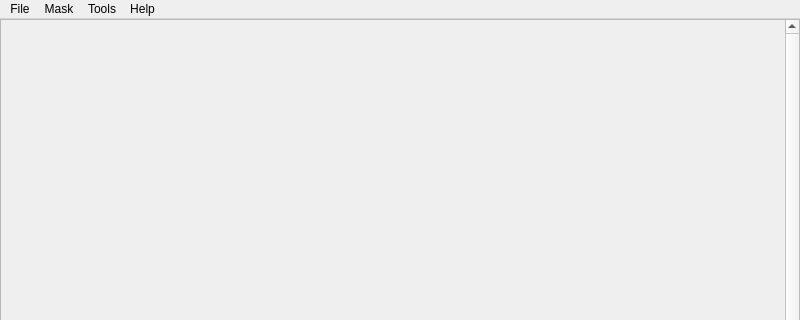
The window that src/main/python/Views/main.ui (MJOLNIRPackage/MJOLNIR-GUI) describes before a commit, drawn with Qt 5; both pictures show x 0 to 800 and y 0 to 320 of the 800 by 950 pixel window.
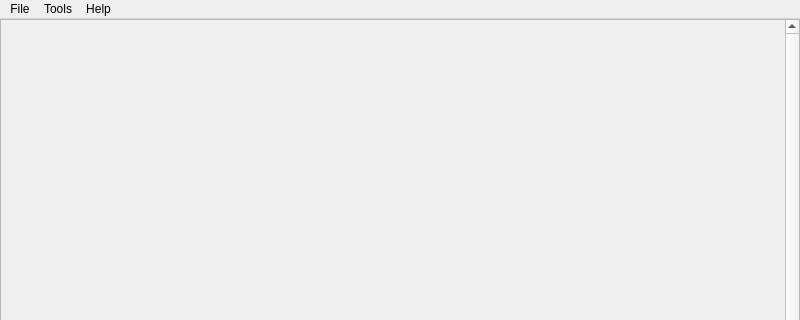
The same window after the commit.

Commit message: Implementation of masking gui

What changed in the file:
```diff
--- a/src/main/python/Views/main.ui
+++ b/src/main/python/Views/main.ui
@@ -255,12 +255,6 @@
     <addaction name="actionSettings"/>
     <addaction name="actionExit"/>
    </widget>
-   <widget class="QMenu" name="menuMask">
-    <property name="title">
-     <string>Mask</string>
-    </property>
-    <addaction name="actionOpen_mask_gui"/>
-   </widget>
    <widget class="QMenu" name="menuHelp">
     <property name="title">
      <string>Help</string>
@@ -281,7 +275,6 @@
     <addaction name="actionSubtraction_Of_DataSets"/>
    </widget>
    <addaction name="menuFile"/>
-   <addaction name="menuMask"/>
    <addaction name="menuTools"/>
    <addaction name="menuHelp"/>
   </widget>
```
Left out of the diff: 6 changed lines with no effect on the pictures. The commit also changes 3 other files.
